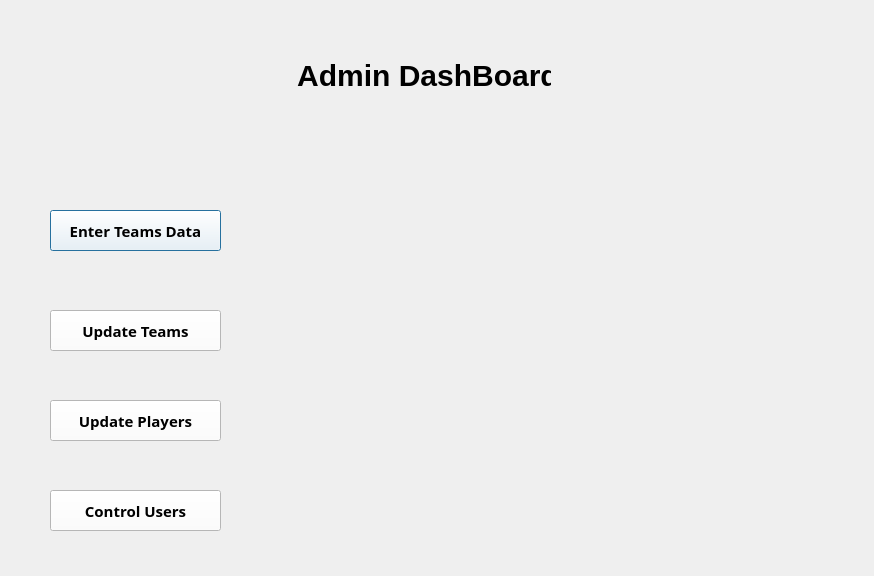
This is adminhomegui.ui in Bassam73/Fantasy as Qt 5 draws it before an edit. The edited form follows.
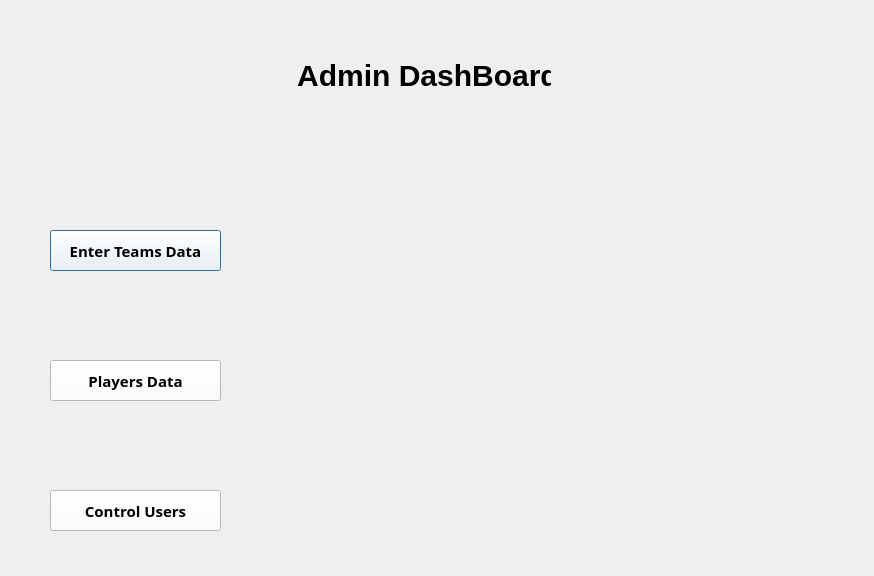
This is the edited form. Icons and pictures are not drawn.

```diff
--- a/adminhomegui.ui
+++ b/adminhomegui.ui
@@ -52,7 +52,7 @@
    <property name="geometry">
     <rect>
      <x>50</x>
-     <y>210</y>
+     <y>230</y>
      <width>171</width>
      <height>41</height>
     </rect>
@@ -77,39 +77,11 @@
     <string>Enter Teams Data</string>
    </property>
   </widget>
-  <widget class="QPushButton" name="pushButton_2">
-   <property name="geometry">
-    <rect>
-     <x>50</x>
-     <y>310</y>
-     <width>171</width>
-     <height>41</height>
-    </rect>
-   </property>
-   <property name="font">
-    <font>
-     <family>Microsoft JhengHei</family>
-     <pointsize>11</pointsize>
-     <bold>true</bold>
-    </font>
-   </property>
-   <property name="cursor">
-    <cursorShape>PointingHandCursor</cursorShape>
-   </property>
-   <property name="styleSheet">
-    <string notr="true">background-color: rgb(255, 255, 255);
-alternate-background-color: rgb(94, 94, 94);
-color: rgb(0, 0, 0);</string>
-   </property>
-   <property name="text">
-    <string>Update Teams</string>
-   </property>
-  </widget>
   <widget class="QPushButton" name="pushButton_3">
    <property name="geometry">
     <rect>
      <x>50</x>
-     <y>400</y>
+     <y>360</y>
      <width>171</width>
      <height>41</height>
     </rect>
@@ -130,7 +102,7 @@
 color: rgb(0, 0, 0);</string>
    </property>
    <property name="text">
-    <string>Update Players</string>
+    <string>Players Data</string>
    </property>
   </widget>
   <widget class="QPushButton" name="pushButton_4">
```
